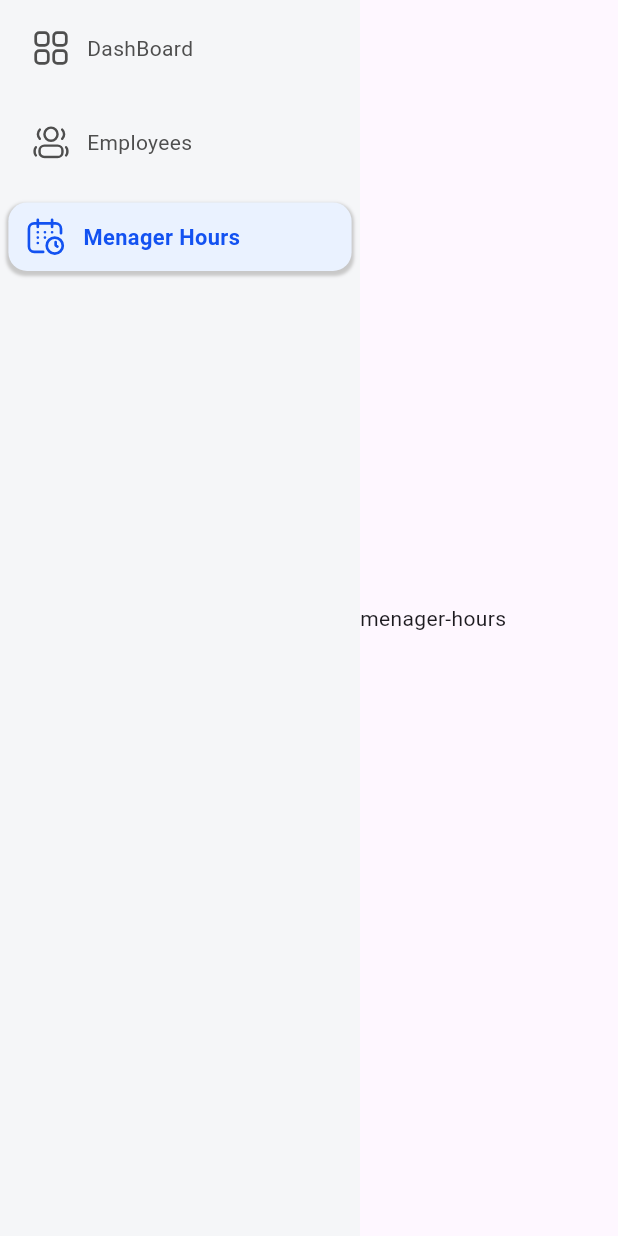
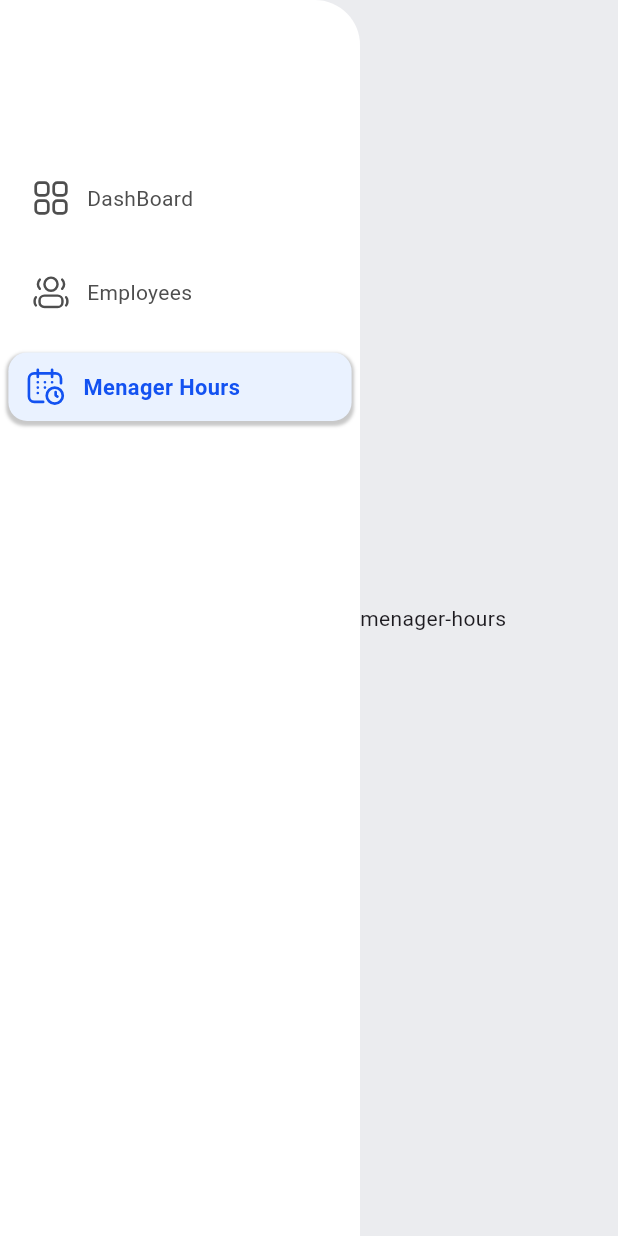
Before and after one commit to EduardoGuedes242/track-hours-admin, a Flutter app: the Homepage screen opened by its route, after a tap on "Employees", after a tap on "Menager Hours", on a phone screen of 412 x 824 dp. Run offline on Flutter 3.47's test engine with Material 3 defaults, Android fonts, the phone set to English and light mode, and no system bars; our stand-ins replace flutter_svg, go_router.

Commit message:
starting build Screen list all Employees

```diff
--- a/lib/main.dart
+++ b/lib/main.dart
@@ -1,5 +1,7 @@
 import 'package:flutter/material.dart';
 import 'package:go_router/go_router.dart';
+import 'package:panel_admin/src/home/dashboard/dashboard.dart';
+import 'package:panel_admin/src/home/employee/screen/list_employee.dart';
 import 'package:panel_admin/src/home/homepage.dart';
 import 'package:panel_admin/src/login/screen/login_page.dart';
 
@@ -16,15 +18,11 @@ class MyApp extends StatelessWidget {
       GoRoute(path: '/login', builder: (context, state) => const LoginPage()),
       GoRoute(
         path: '/dashboard',
-        builder:
-            (context, state) =>
-                Homepage(body: SizedBox(child: Text('DASHBOARD'))),
+        builder: (context, state) => Homepage(body: DashboardPage()),
       ),
       GoRoute(
         path: '/employee',
-        builder:
-            (context, state) =>
-                Homepage(body: SizedBox(child: Text('employee'))),
+        builder: (context, state) => Homepage(body: ListEmployeePage()),
       ),
       GoRoute(
         path: '/menager-hours',
--- a/lib/src/common/Cores.dart
+++ b/lib/src/common/Cores.dart
@@ -6,5 +6,6 @@ class PaletaCores {
   static final Color textoHint = Color(0XFFC8C8C8);
   static final Color textoBorder = Color(0XFFD7D7D7);
   static final Color textoButao = Color(0XFFFFFFFF);
+  static final Color textoPreto = Color(0XFF121212);
   static final Color azulPrimairo = Color(0XFF1352F1);
 }
--- /dev/null
+++ b/lib/src/home/dashboard/dashboard.dart
@@ -0,0 +1,44 @@
+import 'package:flutter/material.dart';
+import 'package:panel_admin/src/home/dashboard/widgets/count_dashboard.dart';
+import 'package:panel_admin/src/home/dashboard/widgets/list_dashoboard.dart';
+
+class DashboardPage extends StatelessWidget {
+  const DashboardPage({super.key});
+
+  @override
+  Widget build(BuildContext context) {
+    return SizedBox(
+      child: Column(
+        children: [
+          SizedBox(height: 20),
+          Row(
+            mainAxisAlignment: MainAxisAlignment.spaceAround,
+            children: [
+              CountDashboardWidget(
+                legend: 'Total de funcionarios',
+                value: '217',
+                iconPath: 'assets/icon/dashboard_qtd_func.svg',
+              ),
+              CountDashboardWidget(
+                legend: 'Total de atrasos nos ultimos 30 dias',
+                value: '17',
+                iconPath: 'assets/icon/dashboard_qtd_func.svg',
+              ),
+              CountDashboardWidget(
+                legend: 'Total de faltas nos ultimos 30 dias',
+                value: '2',
+                iconPath: 'assets/icon/dashboard_qtd_func.svg',
+              ),
+            ],
+          ),
+          SizedBox(height: 50),
+          Row(
+            mainAxisAlignment: MainAxisAlignment.spaceAround,
+
+            children: [ListDashoboardWidget(), ListDashoboardWidget()],
+          ),
+        ],
+      ),
+    );
+  }
+}
--- /dev/null
+++ b/lib/src/home/dashboard/widgets/count_dashboard.dart
@@ -0,0 +1,61 @@
+import 'package:flutter/material.dart';
+import 'package:flutter_svg/svg.dart';
+import 'package:panel_admin/src/common/Cores.dart';
+
+class CountDashboardWidget extends StatelessWidget {
+  const CountDashboardWidget({
+    super.key,
+    required this.iconPath,
+    required this.value,
+    required this.legend,
+  });
+  final String iconPath;
+  final String value;
+  final String legend;
+
+  @override
+  Widget build(BuildContext context) {
+    return Container(
+      height: 150,
+      width: (MediaQuery.sizeOf(context).width - 350) / 3,
+      decoration: BoxDecoration(
+        borderRadius: BorderRadius.circular(20),
+        color: Color(0XFFFFFFFF),
+      ),
+      child: Center(
+        child: Column(
+          mainAxisAlignment: MainAxisAlignment.center,
+          children: [
+            Row(
+              mainAxisAlignment: MainAxisAlignment.spaceEvenly,
+              crossAxisAlignment: CrossAxisAlignment.center,
+              spacing: 5,
+              children: [
+                Text(
+                  value,
+                  style: TextStyle(
+                    color: PaletaCores.textoPreto,
+                    fontFamily: 'Axiforma',
+                    fontWeight: FontWeight.w900,
+                    fontSize: 32,
+                  ),
+                ),
+                SvgPicture.asset(iconPath, width: 70, height: 70),
+              ],
+            ),
+            SizedBox(height: 10),
+            Text(
+              legend,
+              style: TextStyle(
+                color: PaletaCores.textoPreto,
+                fontFamily: 'Axiforma',
+                fontWeight: FontWeight.w600,
+                fontSize: 16,
+              ),
+            ),
+          ],
+        ),
+      ),
+    );
+  }
+}
--- /dev/null
+++ b/lib/src/home/dashboard/widgets/list_dashoboard.dart
@@ -0,0 +1,91 @@
+import 'package:flutter/material.dart';
+import 'package:panel_admin/src/common/Cores.dart';
+
+class ListDashoboardWidget extends StatelessWidget {
+  const ListDashoboardWidget({super.key});
+
+  @override
+  Widget build(BuildContext context) {
+    return Container(
+      height: 300,
+      width: (MediaQuery.sizeOf(context).width - 300) / 2,
+      decoration: BoxDecoration(
+        borderRadius: BorderRadius.circular(20),
+        color: Color(0XFFFFFFFF),
+      ),
+      child: Column(
+        crossAxisAlignment: CrossAxisAlignment.start,
+        children: [
+          Padding(
+            padding: const EdgeInsets.only(left: 15, top: 15, bottom: 0),
+            child: Text(
+              'Titulo',
+              style: TextStyle(
+                color: PaletaCores.textoPreto,
+                fontFamily: 'Axiforma',
+                fontWeight: FontWeight.w700,
+                fontSize: 16,
+              ),
+            ),
+          ),
+          Expanded(
+            child: SingleChildScrollView(
+              child: DataTable(
+                columns: [
+                  DataColumn(
+                    label: Text(
+                      'Nome',
+                      style: TextStyle(
+                        color: PaletaCores.textoNegrito,
+                        fontFamily: 'Axiforma',
+                        fontWeight: FontWeight.w900,
+                        fontSize: 12,
+                      ),
+                    ),
+                  ),
+                  DataColumn(
+                    label: Text(
+                      'Status',
+                      style: TextStyle(
+                        color: PaletaCores.textoNegrito,
+                        fontFamily: 'Axiforma',
+                        fontWeight: FontWeight.w900,
+                        fontSize: 12,
+                      ),
+                    ),
+                  ),
+                ],
+                rows: [
+                  DataRow(
+                    cells: [DataCell(Text('Maria')), DataCell(Text('Ativo'))],
+                  ),
+                  DataRow(
+                    cells: [DataCell(Text('Pedro')), DataCell(Text('Ativo'))],
+                  ),
+                  DataRow(
+                    cells: [DataCell(Text('Lucas')), DataCell(Text('Inativo'))],
+                  ),
+                  DataRow(
+                    cells: [DataCell(Text('Bruno')), DataCell(Text('Ativo'))],
+                  ),
+                  DataRow(
+                    cells: [DataCell(Text('Maria')), DataCell(Text('Ativo'))],
+                  ),
+                  DataRow(
+                    cells: [DataCell(Text('Pedro')), DataCell(Text('Ativo'))],
+                  ),
+                  DataRow(
+                    cells: [DataCell(Text('Lucas')), DataCell(Text('Inativo'))],
+                  ),
+                  DataRow(
+                    cells: [DataCell(Text('Bruno')), DataCell(Text('Ativo'))],
+                  ),
+                ],
+              ),
+            ),
+          ),
+        ],
+      ),
+    );
+  }
+}
--- /dev/null
+++ b/lib/src/home/employee/screen/list_employee.dart
@@ -0,0 +1,53 @@
+import 'package:flutter/material.dart';
+import 'package:panel_admin/src/common/Cores.dart';
+import 'package:panel_admin/src/login/screen/login_page.dart';
+import 'package:panel_admin/src/widgets/edit.dart';
+
+class ListEmployeePage extends StatefulWidget {
+  const ListEmployeePage({super.key});
+
+  @override
+  State<ListEmployeePage> createState() => _ListEmployeePageState();
+}
+
+class _ListEmployeePageState extends State<ListEmployeePage> {
+  @override
+  Widget build(BuildContext context) {
+    return Column(
+      mainAxisAlignment: MainAxisAlignment.start,
+      children: [
+        Container(
+          height: 103,
+          width: double.infinity,
+          margin: EdgeInsets.all(16),
+          padding: EdgeInsets.all(16),
+          decoration: BoxDecoration(
+            borderRadius: BorderRadius.circular(20),
+            color: Color(0XFFFFFFFF),
+          ),
+          child: Row(
+            crossAxisAlignment: CrossAxisAlignment.end,
+
+            children: [
+              SizedBox(
+                width: 400,
+                child: EditInputWithIcon(
+                  title: 'Pesquisa rapida de funcionarios',
+                  hintText: 'Digite o nome do funcionario aqui',
+                  suffixIcon: Icon(Icons.search),
+                  controller: TextEditingController(),
+                ),
+              ),
+              Spacer(),
+              ButtonProprio(
+                title: 'Novo Funcionario',
+                onClick: () {},
+                width: 250,
+              ),
+            ],
+          ),
+        ),
+      ],
+    );
+  }
+}
--- a/lib/src/home/homepage.dart
+++ b/lib/src/home/homepage.dart
@@ -5,23 +5,26 @@ import 'package:panel_admin/src/common/Cores.dart';
 
 class Homepage extends StatelessWidget {
   const Homepage({super.key, required this.body});
-  final SizedBox body;
+  final Widget body;
 
   @override
   Widget build(BuildContext context) {
-    final String currentRoute =
-        GoRouterState.of(context).uri.toString(); // Obtém a rota atual
-    //final String currentRoute = '/dashboard';
+    final String currentRoute = GoRouterState.of(context).uri.toString();
 
     return Scaffold(
+      backgroundColor: Color.fromARGB(255, 235, 236, 239),
       body: Row(
         children: [
           Container(
             height: MediaQuery.sizeOf(context).height,
             width: 240,
-            color: const Color(0XFFF5F6F8),
+            decoration: BoxDecoration(
+              color: const Color(0XFFFFFFFF),
+              borderRadius: BorderRadius.only(topRight: Radius.circular(30)),
+            ),
             child: Column(
               children: [
+                SizedBox(height: 100),
                 ItemMenuSidebar(
                   isSelected: currentRoute == '/dashboard',
                   title: 'DashBoard',
@@ -130,7 +133,7 @@ class _ItemMenuSidebarState extends State<ItemMenuSidebar>
                 color:
                     widget.isSelected
                         ? const Color(0XFFEAF2FF)
-                        : const Color(0XFFF5F6F8),
+                        : const Color(0XFFFFFFFF),
                 boxShadow:
                     widget.isSelected
                         ? [
--- a/lib/src/login/screen/login_page.dart
+++ b/lib/src/login/screen/login_page.dart
@@ -69,16 +69,13 @@ class _LoginPageState extends State<LoginPage> {
                                 ),
                               ),
                               Spacer(),
-                              GestureDetector(
-                                onTap: () async {
+                              ButtonProprio(
+                                title: 'Login',
+                                onClick: () async {
                                   setState(() {
                                     isLoading = true;
                                   });
 
-                                  // await fetchToken(
-                                  // aEmail: emailController.text,
-                                  // aPassword: passwordController.text,
-                                  //);
                                   Duration(milliseconds: 300);
 
                                   setState(() {
@@ -89,24 +86,6 @@ class _LoginPageState extends State<LoginPage> {
                                     context.go('/dashboard');
                                   }
                                 },
-                                child: Container(
-                                  height: 40,
-                                  width: 126,
-                                  decoration: BoxDecoration(
-                                    borderRadius: BorderRadius.circular(7),
-                                    color: PaletaCores.azulPrimairo,
-                                  ),
-                                  child: Center(
-                                    child: Text(
-                                      'Login',
-                                      style: TextStyle(
-                                        color: PaletaCores.textoButao,
-                                        fontFamily: 'Axiforma',
-                                        fontWeight: FontWeight.w600,
-                                      ),
-                                    ),
-                                  ),
-                                ),
                               ),
                             ],
                           ),
@@ -120,3 +99,41 @@ class _LoginPageState extends State<LoginPage> {
     );
   }
 }
+
+class ButtonProprio extends StatelessWidget {
+  const ButtonProprio({
+    super.key,
+    required this.title,
+    required this.onClick,
+    this.width = 126,
+  });
+
+  final String title;
+  final Function onClick;
+  final double width;
+
+  @override
+  Widget build(BuildContext context) {
+    return GestureDetector(
+      onTap: () => onClick(),
+      child: Container(
+        height: 49,
+        width: width,
+        decoration: BoxDecoration(
+          borderRadius: BorderRadius.circular(7),
+          color: PaletaCores.azulPrimairo,
+        ),
+        child: Center(
+          child: Text(
+            title,
+            style: TextStyle(
+              color: PaletaCores.textoButao,
+              fontFamily: 'Axiforma',
+              fontWeight: FontWeight.w600,
+            ),
+          ),
+        ),
+      ),
+    );
+  }
+}
--- a/lib/src/widgets/edit.dart
+++ b/lib/src/widgets/edit.dart
@@ -9,11 +9,13 @@ class EditInput extends StatefulWidget {
     required this.hintText,
     required this.controller,
     this.obscureText = false,
+    this.width = double.infinity,
   });
   final String title;
   final String hintText;
   final TextEditingController controller;
   final bool obscureText;
+  final double width;
 
   @override
   State<EditInput> createState() => _EditInputState();
@@ -32,7 +34,7 @@ class _EditInputState extends State<EditInput> {
   Widget build(BuildContext context) {
     return SizedBox(
       height: 72,
-
+      width: double.infinity,
       child: Column(
         crossAxisAlignment: CrossAxisAlignment.start,
         children: [
@@ -44,14 +46,16 @@ class _EditInputState extends State<EditInput> {
               fontWeight: FontWeight.w600,
             ),
           ),
-          Spacer(),
+          SizedBox(height: 3),
           TextField(
             controller: widget.controller,
             cursorColor: PaletaCores.azulPrimairo,
             obscureText: isObscureText,
             style: const TextStyle(fontFamily: 'Axiforma', color: Colors.black),
+
             decoration: InputDecoration(
               isDense: false,
+
               suffixIcon:
                   widget.obscureText
                       ? IconButton(
@@ -92,3 +96,75 @@ class _EditInputState extends State<EditInput> {
     );
   }
 }
+
+class EditInputWithIcon extends StatefulWidget {
+  const EditInputWithIcon({
+    super.key,
+    required this.title,
+    required this.hintText,
+    required this.controller,
+    required this.suffixIcon,
+    this.width = double.infinity,
+  });
+  final String title;
+  final String hintText;
+  final TextEditingController controller;
+  final Widget suffixIcon;
+  final double width;
+
+  @override
+  State<EditInputWithIcon> createState() => _EditInputWithIconState();
+}
+
+class _EditInputWithIconState extends State<EditInputWithIcon> {
+  @override
+  Widget build(BuildContext context) {
+    return SizedBox(
+      height: 72,
+      width: double.infinity,
+      child: Column(
+        crossAxisAlignment: CrossAxisAlignment.start,
+        children: [
+          Text(
+            widget.title,
+            style: TextStyle(
+              color: PaletaCores.textoLabel,
+              fontFamily: 'Axiforma',
+              fontWeight: FontWeight.w600,
+            ),
+          ),
+          SizedBox(height: 3),
+          TextField(
+            controller: widget.controller,
+            cursorColor: PaletaCores.azulPrimairo,
+            style: const TextStyle(fontFamily: 'Axiforma', color: Colors.black),
+
+            decoration: InputDecoration(
+              isDense: false,
+
+              suffixIcon: widget.suffixIcon,
+
+              focusedBorder: OutlineInputBorder(
+                borderRadius: BorderRadius.circular(5),
+                borderSide: BorderSide(color: PaletaCores.azulPrimairo),
+              ),
+              border: OutlineInputBorder(
+                borderRadius: BorderRadius.circular(5),
+                borderSide: BorderSide(color: PaletaCores.textoBorder),
+              ),
+              hint: Text(
+                widget.hintText,
+                style: TextStyle(
+                  color: PaletaCores.textoLabel,
+                  fontFamily: 'Axiforma',
+                  fontSize: 12,
+                  fontWeight: FontWeight.w500,
+                ),
+              ),
+            ),
+          ),
+        ],
+      ),
+    );
+  }
+}
```
Also changed, not shown: assets/icon/dashboard_qtd_func.svg (added).
